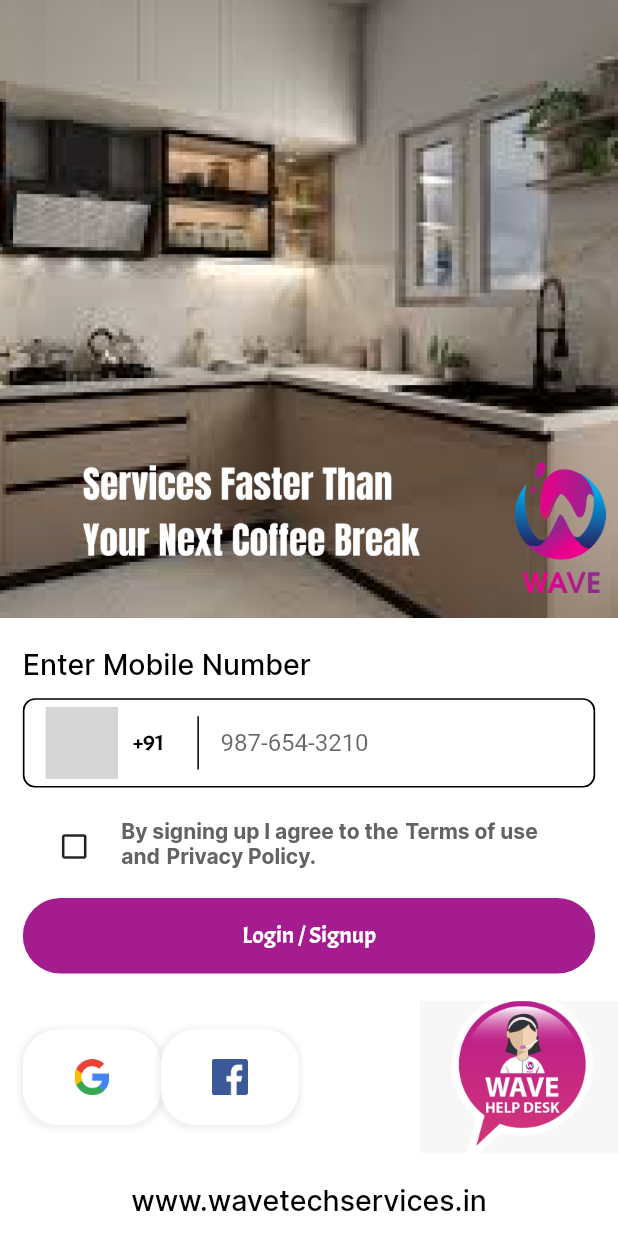
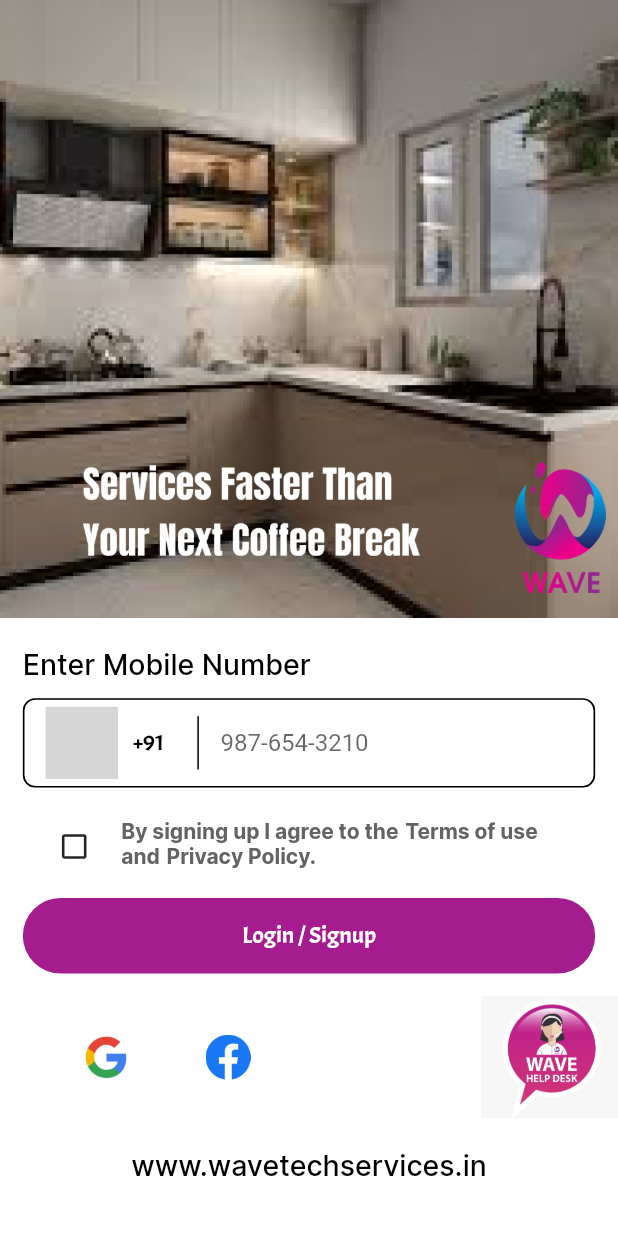
Before and after one commit to NisargP943/wave_application, a Flutter app: the LoginOneScreen screen opened directly, on a phone screen of 412 x 824 dp. Run offline on Flutter 3.47's test engine with Material 3 defaults, Android fonts, the phone set to English and light mode, and no system bars; our stand-ins replace cached_network_image, flutter_rating_bar, flutter_screenutil, flutter_svg, geocoding, geolocator and 2 more; missing offline and left inert: country_pickers; grey boxes are pictures that could not be loaded.

Commit message:
Changes in Login screen

```diff
--- a/lib/ui/auth/login_page.dart
+++ b/lib/ui/auth/login_page.dart
@@ -7,7 +7,7 @@ import 'package:get/get.dart';
 import 'package:url_launcher/url_launcher.dart';
 import 'package:wave_app/controller/auth_controller/auth_controller.dart';
 import 'package:wave_app/generated/assets.dart';
-import 'package:wave_app/theme/app_decoration.dart';
+
 import 'package:wave_app/theme/custom_text_style.dart';
 import 'package:wave_app/theme/theme_helper.dart';
 import 'package:wave_app/ui/auth/otp_page.dart';
@@ -105,7 +105,7 @@ class _LoginOneScreenState extends State<LoginOneScreen> {
             termsChecker(),
             19.verticalSpace,
             _buildLoginSignup(),
-            18.verticalSpace,
+            15.verticalSpace,
             _buildWebUrl(context)
           ],
         ),
@@ -183,32 +183,21 @@ class _LoginOneScreenState extends State<LoginOneScreen> {
             child: Padding(
               padding: const EdgeInsets.only(left: 15).r,
               child: Row(
+                mainAxisAlignment: MainAxisAlignment.spaceBetween,
                 children: [
-                  Container(
-                    height: 64,
-                    width: 92,
-                    padding: const EdgeInsets.symmetric(horizontal: 34, vertical: 20),
-                    decoration: AppDecoration.outlineBlack9004
-                        .copyWith(borderRadius: BorderRadiusStyle.roundedBorder24),
-                    child: CustomImageView(
-                      imagePath: Assets.imagesGoogle,
-                      height: 24,
-                      width: 23,
-                      alignment: Alignment.center,
-                    ),
+                  30.horizontalSpace,
+                  CustomImageView(
+                    imagePath: Assets.imagesGoogleIcon,
+                    height: 45,
+                    width: 45,
+                    alignment: Alignment.center,
                   ),
-                  Container(
-                    height: 64,
-                    width: 92,
-                    padding: const EdgeInsets.symmetric(horizontal: 34, vertical: 20),
-                    decoration: AppDecoration.outlineBlack9004
-                        .copyWith(borderRadius: BorderRadiusStyle.roundedBorder24),
-                    child: CustomImageView(
-                      imagePath: Assets.imagesFacebook,
-                      height: 24,
-                      width: 24,
-                      alignment: Alignment.center,
-                    ),
+                  40.horizontalSpace,
+                  CustomImageView(
+                    imagePath: Assets.imagesFbIcon,
+                    height: 30,
+                    width: 30,
+                    alignment: Alignment.center,
                   ),
                   const Spacer(),
                   CustomImageView(
@@ -216,8 +205,8 @@ class _LoginOneScreenState extends State<LoginOneScreen> {
                     onTap: () {
                       _launchURL("https://www.wavetechservices.in");
                     },
-                    height: 100.r,
-                    width: 130.r,
+                    height: 80.r,
+                    width: 90.r,
                     alignment: Alignment.topRight,
                   ),
                 ],
```
Also changed, not shown: assets/images/fb_icon.png (added), assets/images/google_icon.png (added), lib/generated/assets.dart.
